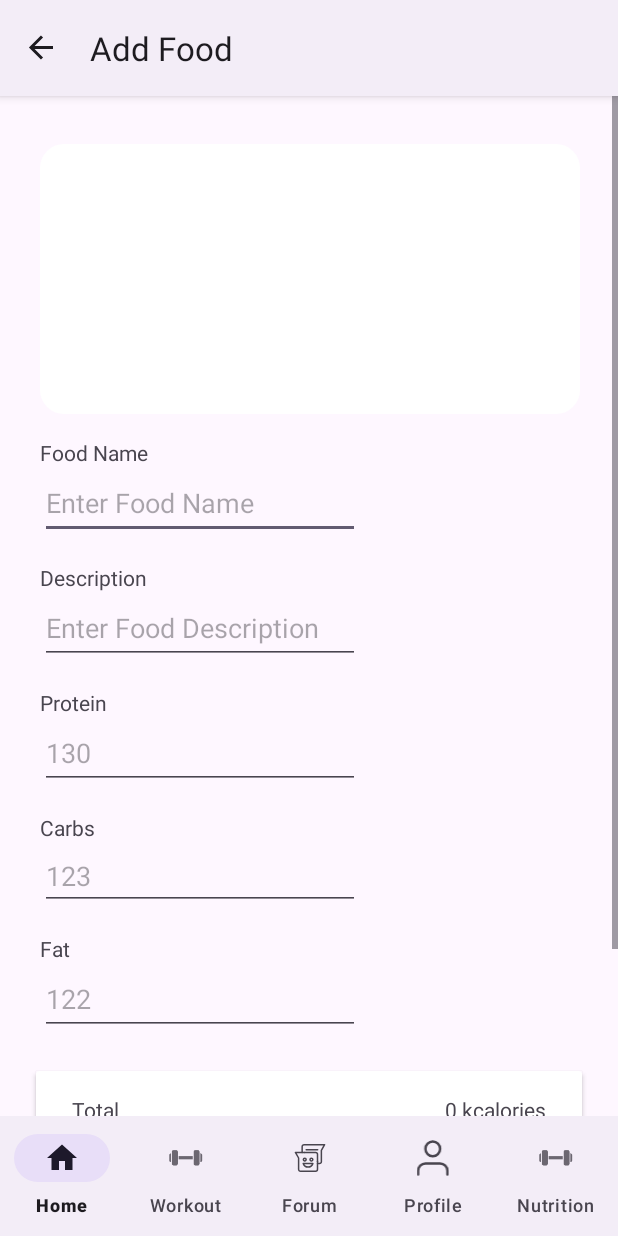
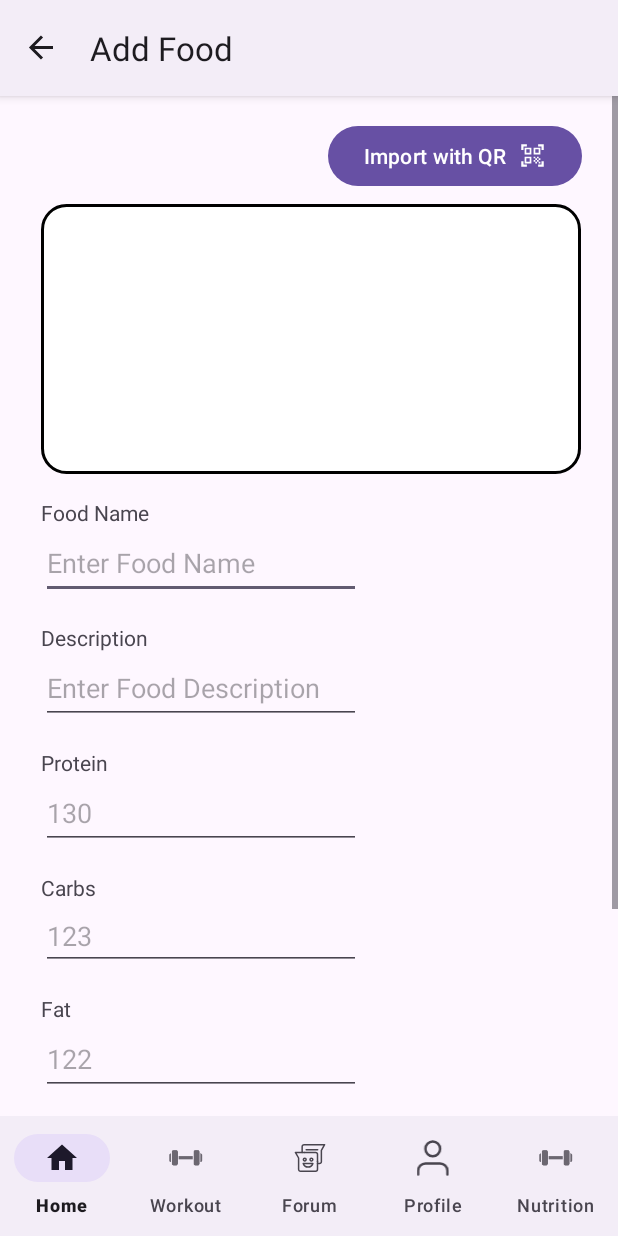
Before and after one commit to Yeeet0104/Mobile_Assignment_2024, an Android app: the NutritionAdd screen opened through its navigation route, on a phone screen of 412 x 824 dp. Run offline under Robolectric (Android 15) with nearby library versions, the phone set to English and light mode, and no system bars; our stand-ins replace Firebase (no records; nobody signed in at launch, a user with empty details on screens opened directly), navigation-ui; libraries missing offline, so code that uses them is left out: androidx.camera.core, androidx.camera.lifecycle, androidx.camera.view, com.journeyapps.barcodescanner, util.cropToBlob; pictures from the network do not load.

Commit message:
Added QR code sharing function TODO: Chatbot

```diff
--- a/app/src/main/java/Nutrition/Data/FoodItem.kt
+++ b/app/src/main/java/Nutrition/Data/FoodItem.kt
@@ -39,8 +39,8 @@ data class DateItem (
     var caloriesTarget: Int = 0
 )
 
+data class QRCodeData(val userId: String, val foodId: String)
 
-val FOOD = Firebase.firestore.collection("foodList")
 
 fun getDateReference(userId: String, date: String) =
     FirebaseFirestore.getInstance().collection("trackerList")
--- a/app/src/main/java/Nutrition/NutritionSearch.kt
+++ b/app/src/main/java/Nutrition/NutritionSearch.kt
@@ -19,6 +19,8 @@ class NutritionSearch : Fragment() {
     private lateinit var binding: FragmentNutritionSearchBinding
     private val nav by lazy { findNavController() }
     private val nutritionViewModel: NutritionVM by activityViewModels()
+
+    private var userId = "U001"
 
     override fun onCreateView(
         inflater: LayoutInflater, container: ViewGroup?,
--- /dev/null
+++ b/app/src/main/res/drawable/baseline_qr_code_scanner_24.xml
@@ -0,0 +1,5 @@
+<vector xmlns:android="http://schemas.android.com/apk/res/android" android:height="64dp" android:tint="#000000" android:viewportHeight="24" android:viewportWidth="24" android:width="64dp">
+
+    <path android:fillColor="@android:color/white" android:pathData="M9.5,6.5v3h-3v-3H9.5M11,5H5v6h6V5L11,5zM9.5,14.5v3h-3v-3H9.5M11,13H5v6h6V13L11,13zM17.5,6.5v3h-3v-3H17.5M19,5h-6v6h6V5L19,5zM13,13h1.5v1.5H13V13zM14.5,14.5H16V16h-1.5V14.5zM16,13h1.5v1.5H16V13zM13,16h1.5v1.5H13V16zM14.5,17.5H16V19h-1.5V17.5zM16,16h1.5v1.5H16V16zM17.5,14.5H19V16h-1.5V14.5zM17.5,17.5H19V19h-1.5V17.5zM22,7h-2V4h-3V2h5V7zM22,22v-5h-2v3h-3v2H22zM2,22h5v-2H4v-3H2V22zM2,2v5h2V4h3V2H2z"/>
+
+</vector>
--- a/app/src/main/res/layout/fragment_nutrition_add.xml
+++ b/app/src/main/res/layout/fragment_nutrition_add.xml
@@ -24,13 +24,13 @@
                     android:layout_width="360dp"
                     android:layout_height="180dp"
                     android:layout_marginStart="26dp"
-                    android:layout_marginTop="32dp"
-                    android:layout_marginEnd="25dp"
-                    android:background="@drawable/rounded_corner_background"
+                    android:layout_marginTop="8dp"
+                    android:layout_marginEnd="24dp"
+                    android:background="@drawable/searchview_background"
                     android:src="@android:drawable/ic_menu_add"
                     app:layout_constraintEnd_toEndOf="parent"
                     app:layout_constraintStart_toStartOf="parent"
-                    app:layout_constraintTop_toTopOf="parent" />
+                    app:layout_constraintTop_toBottomOf="@+id/btnImport" />
 
                 <EditText
                     android:id="@+id/edtFoodName"
@@ -198,6 +198,18 @@
                     app:layout_constraintEnd_toEndOf="parent"
                     app:layout_constraintStart_toEndOf="@+id/btnAdd"
                     app:layout_constraintTop_toTopOf="@+id/btnAdd" />
+
+                <Button
+                    android:id="@+id/btnImport"
+                    android:layout_width="wrap_content"
+                    android:layout_height="wrap_content"
+                    android:layout_marginTop="16dp"
+                    android:layout_marginEnd="24dp"
+                    android:text="Import with QR"
+                    app:icon="@drawable/baseline_qr_code_scanner_24"
+                    app:iconGravity="textEnd"
+                    app:layout_constraintEnd_toEndOf="parent"
+                    app:layout_constraintTop_toTopOf="parent" />
             </androidx.constraintlayout.widget.ConstraintLayout>
         </LinearLayout>
     </ScrollView>
```
Also changed, not shown: app/build.gradle.kts (+7 -1 lines), app/src/main/AndroidManifest.xml (+8 -0 lines), app/src/main/java/Nutrition/Data/NutritionVM.kt (+12 -6 lines), app/src/main/java/Nutrition/NutritionAdd.kt (+100 -6 lines), app/src/main/java/Nutrition/NutritionDetails.kt (+63 -1 lines), app/src/main/java/Nutrition/NutritionMain.kt (+53 -44 lines), app/src/main/res/layout/fragment_nutrition_details.xml (+13 -0 lines).
